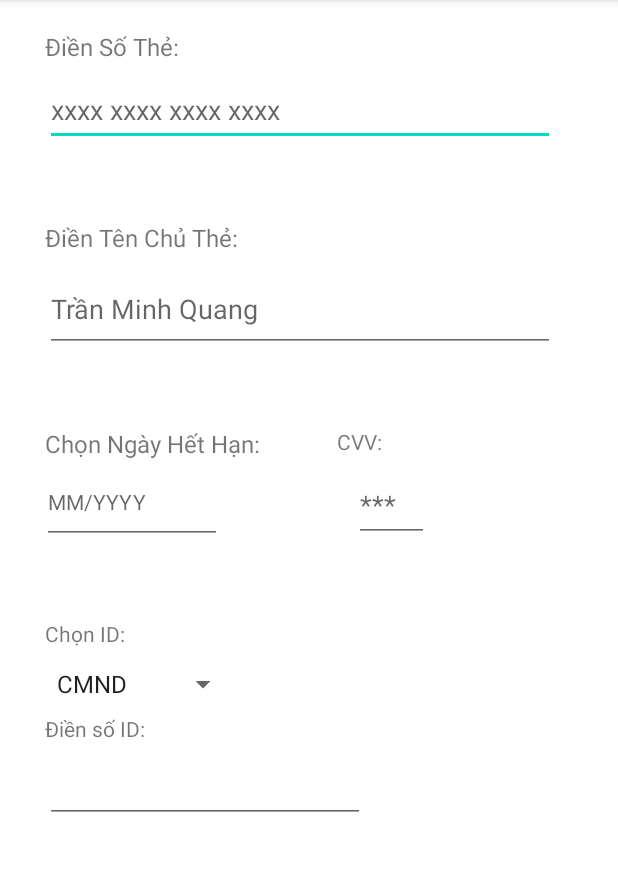
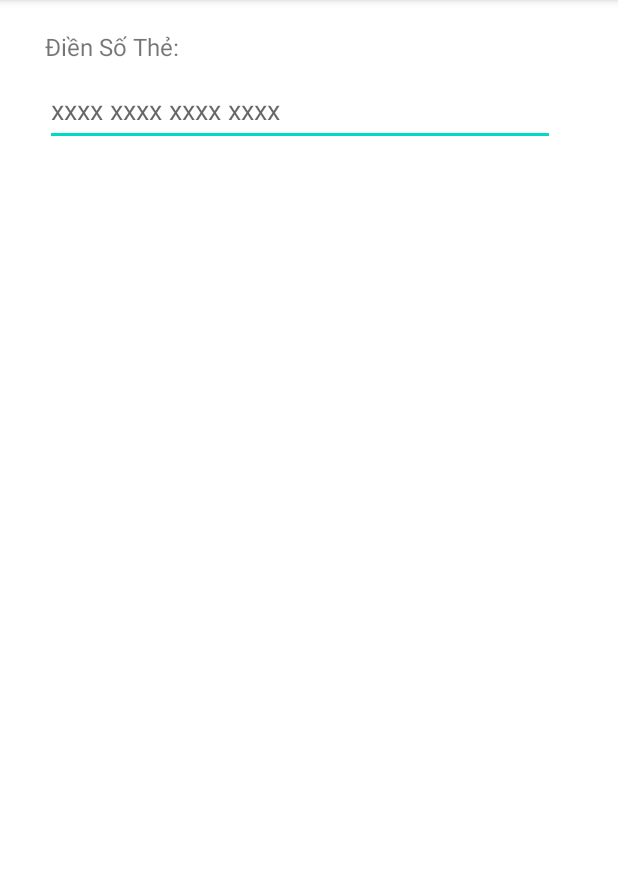
Before and after one commit to qmtran09/AndroidBankFormPrototype, an Android app: the screen it shows after launch (MainActivity), on a phone screen of 412 x 824 dp, the part 84-955 px from its top. Run offline under Robolectric (Android 15) with nearby library versions, the phone set to English and light mode, and no system bars.

Commit message:
Hide fields till other field is typed

```diff
--- a/app/src/main/java/BankFormProtoype/version0/MainActivity.java
+++ b/app/src/main/java/BankFormProtoype/version0/MainActivity.java
@@ -7,10 +7,13 @@ import android.graphics.Color;
 import android.graphics.drawable.ColorDrawable;
 //import android.support.v7.app.AppCompatActivity;
 import android.os.Bundle;
+import android.text.Editable;
+import android.text.TextWatcher;
 import android.util.Log;
 import android.view.View;
 import android.widget.ArrayAdapter;
 import android.widget.DatePicker;
+import android.widget.EditText;
 import android.widget.Spinner;
 import android.widget.TextView;
 import java.util.Calendar;
@@ -18,14 +21,57 @@ import java.util.Calendar;
 public class MainActivity extends AppCompatActivity {
     private static final String TAG = "MainActivity";
 
+    private EditText mCardNum;
     private TextView mDisplayDate;
+    private TextView mNameLabel;
+    private EditText mName;
+    private TextView mExpiryLabel;
+    private TextView mCVVlabel;
+    private EditText mCVV;
+    private TextView mSelectId;
+    private TextView mTypeIDlabel;
+    private EditText mTypeID;
+
+
     private DatePickerDialog.OnDateSetListener mDateSetListener;
 
     @Override
     protected void onCreate(Bundle savedInstanceState) {
         super.onCreate(savedInstanceState);
         setContentView(R.layout.activity_main);
+
+        Spinner spinner = (Spinner) findViewById(R.id.chooseID);
+        // Create an ArrayAdapter using the string array and a default spinner layout
+        ArrayAdapter<CharSequence> adapter = ArrayAdapter.createFromResource(this,
+                R.array.idChoice, android.R.layout.simple_spinner_item);
+        // Specify the layout to use when the list of choices appears
+        adapter.setDropDownViewResource(android.R.layout.simple_spinner_dropdown_item);
+        // Apply the adapter to the spinner
+        spinner.setAdapter(adapter);
+
         mDisplayDate = (TextView) findViewById(R.id.expiryDate);
+        mCardNum = (EditText) findViewById(R.id.cardNum);
+        mNameLabel = (TextView) findViewById(R.id.cardHolderLabel);
+        mName = (EditText) findViewById(R.id.cardHolder);
+        mExpiryLabel = (TextView) findViewById(R.id.expiryLabel);
+        mCVVlabel = (TextView) findViewById(R.id.cvvlabel);
+        mCVV = (EditText) findViewById(R.id.cvv);
+        mSelectId = (TextView) findViewById(R.id.selectIDlabel);
+        mTypeIDlabel = (TextView) findViewById(R.id.typeIDlabel);
+        mTypeID = (EditText) findViewById(R.id.TypeID);
+
+        mNameLabel.setVisibility(TextView.INVISIBLE);
+        mName.setVisibility(EditText.INVISIBLE);
+        mExpiryLabel.setVisibility(TextView.INVISIBLE);
+        mDisplayDate.setVisibility(TextView.INVISIBLE);
+        mCVVlabel.setVisibility(TextView.INVISIBLE);
+        mCVV.setVisibility(EditText.INVISIBLE);
+        mSelectId.setVisibility(TextView.INVISIBLE);
+        spinner.setVisibility(Spinner.INVISIBLE);
+        mTypeIDlabel.setVisibility(TextView.INVISIBLE);
+        mTypeID.setVisibility(EditText.INVISIBLE);
+
+
 
         mDisplayDate.setOnClickListener(new View.OnClickListener() {
             @Override
@@ -56,13 +102,71 @@ public class MainActivity extends AppCompatActivity {
             }
         };
 
-        Spinner spinner = (Spinner) findViewById(R.id.chooseID);
-// Create an ArrayAdapter using the string array and a default spinner layout
-        ArrayAdapter<CharSequence> adapter = ArrayAdapter.createFromResource(this,
-                R.array.idChoice, android.R.layout.simple_spinner_item);
-// Specify the layout to use when the list of choices appears
-        adapter.setDropDownViewResource(android.R.layout.simple_spinner_dropdown_item);
-// Apply the adapter to the spinner
-        spinner.setAdapter(adapter);
+       mCardNum.addTextChangedListener(new TextWatcher() {
+           @Override
+           public void beforeTextChanged(CharSequence s, int start, int count, int after) {
+
+           }
+
+           @Override
+           public void onTextChanged(CharSequence s, int start, int before, int count) {
+
+           }
+
+           @Override
+           public void afterTextChanged(Editable s) {
+               if(s.toString().trim().length() >0){
+                   mNameLabel.setVisibility(TextView.VISIBLE);
+                   mName.setVisibility(EditText.VISIBLE);
+               }
+           }
+       });
+
+       mName.addTextChangedListener(new TextWatcher() {
+           @Override
+           public void beforeTextChanged(CharSequence s, int start, int count, int after) {
+
+           }
+
+           @Override
+           public void onTextChanged(CharSequence s, int start, int before, int count) {
+
+           }
+
+           @Override
+           public void afterTextChanged(Editable s) {
+               if(s.toString().trim().length() >0){
+                   mExpiryLabel.setVisibility(TextView.VISIBLE);
+                   mDisplayDate.setVisibility(EditText.VISIBLE);
+                   mCVVlabel.setVisibility(TextView.VISIBLE);
+                   mCVV.setVisibility(EditText.VISIBLE);
+               }
+
+           }
+       });
+
+       mCVV.addTextChangedListener(new TextWatcher() {
+           @Override
+           public void beforeTextChanged(CharSequence s, int start, int count, int after) {
+
+           }
+
+           @Override
+           public void onTextChanged(CharSequence s, int start, int before, int count) {
+
+           }
+
+           @Override
+           public void afterTextChanged(Editable s) {
+               if(s.toString().trim().length() >0){
+                   mSelectId.setVisibility(TextView.VISIBLE);
+                   spinner.setVisibility(EditText.VISIBLE);
+                   mTypeIDlabel.setVisibility(TextView.VISIBLE);
+                   mTypeID.setVisibility(EditText.VISIBLE);
+               }
+           }
+       });
+
+
     }
 }
--- a/app/src/main/res/layout/activity_main.xml
+++ b/app/src/main/res/layout/activity_main.xml
@@ -104,7 +104,7 @@
         app:layout_constraintTop_toBottomOf="@+id/cardHolder" />
 
     <EditText
-        android:id="@+id/editTextTextPersonName5"
+        android:id="@+id/cvv"
         android:layout_width="50dp"
         android:layout_height="49dp"
         android:layout_marginStart="10dp"
@@ -114,7 +114,7 @@
         android:layout_marginRight="100dp"
         android:ems="10"
         android:hint="***"
-        android:inputType="textPersonName"
+        android:inputType="number"
         app:layout_constraintEnd_toEndOf="parent"
         app:layout_constraintHorizontal_bias="0.747"
         app:layout_constraintStart_toEndOf="@+id/expiryDate"
@@ -157,7 +157,7 @@
         app:layout_constraintTop_toBottomOf="@+id/chooseID" />
 
     <EditText
-        android:id="@+id/editTextTextPersonName6"
+        android:id="@+id/TypeID"
         android:layout_width="wrap_content"
         android:layout_height="wrap_content"
         android:layout_marginStart="30dp"
```
